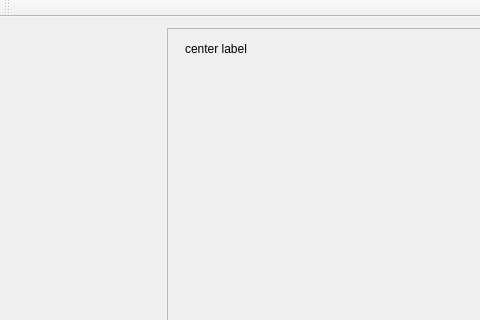
Old version of the form comicreader.ui in the repository floatlazer/ComicReader; both pictures show x 0 to 480 and y 0 to 320 of the 924 by 682 pixel window.
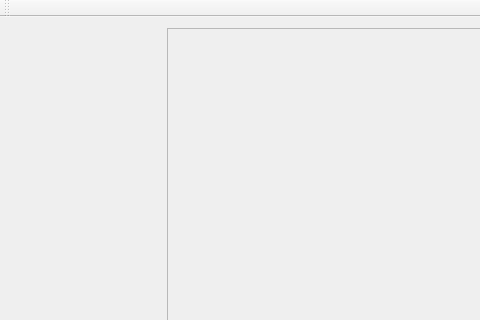
New version of the form.

Commit message: scroll area do not resize the widge

What changed in the file:
```diff
--- a/comicreader.ui
+++ b/comicreader.ui
@@ -37,11 +37,17 @@
     <item>
      <widget class="QScrollArea" name="centerScrollArea">
       <property name="sizePolicy">
-       <sizepolicy hsizetype="Expanding" vsizetype="Expanding">
+       <sizepolicy hsizetype="Preferred" vsizetype="Preferred">
         <horstretch>0</horstretch>
         <verstretch>0</verstretch>
        </sizepolicy>
       </property>
+      <property name="verticalScrollBarPolicy">
+       <enum>Qt::ScrollBarAsNeeded</enum>
+      </property>
+      <property name="horizontalScrollBarPolicy">
+       <enum>Qt::ScrollBarAsNeeded</enum>
+      </property>
       <property name="widgetResizable">
        <bool>true</bool>
       </property>
@@ -60,31 +66,6 @@
          <verstretch>0</verstretch>
         </sizepolicy>
        </property>
-       <widget class="QLabel" name="centerLabel">
-        <property name="geometry">
-         <rect>
-          <x>12</x>
-          <y>12</y>
-          <width>72</width>
-          <height>16</height>
-         </rect>
-        </property>
-        <property name="sizePolicy">
-         <sizepolicy hsizetype="Ignored" vsizetype="Ignored">
-          <horstretch>0</horstretch>
-          <verstretch>0</verstretch>
-         </sizepolicy>
-        </property>
-        <property name="text">
-         <string>center label</string>
-        </property>
-        <property name="scaledContents">
-         <bool>false</bool>
-        </property>
-        <property name="alignment">
-         <set>Qt::AlignCenter</set>
-        </property>
-       </widget>
       </widget>
      </widget>
     </item>
```
Left out of the diff: 2 changed lines with no effect on the pictures. The commit also changes 1 other file.
